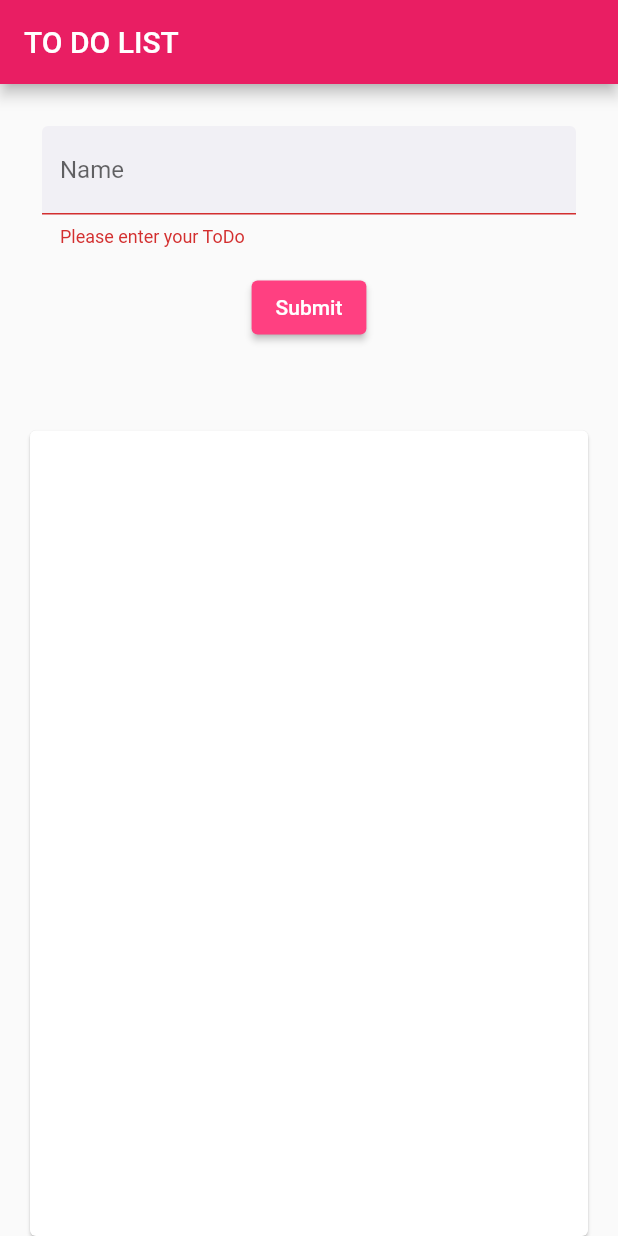
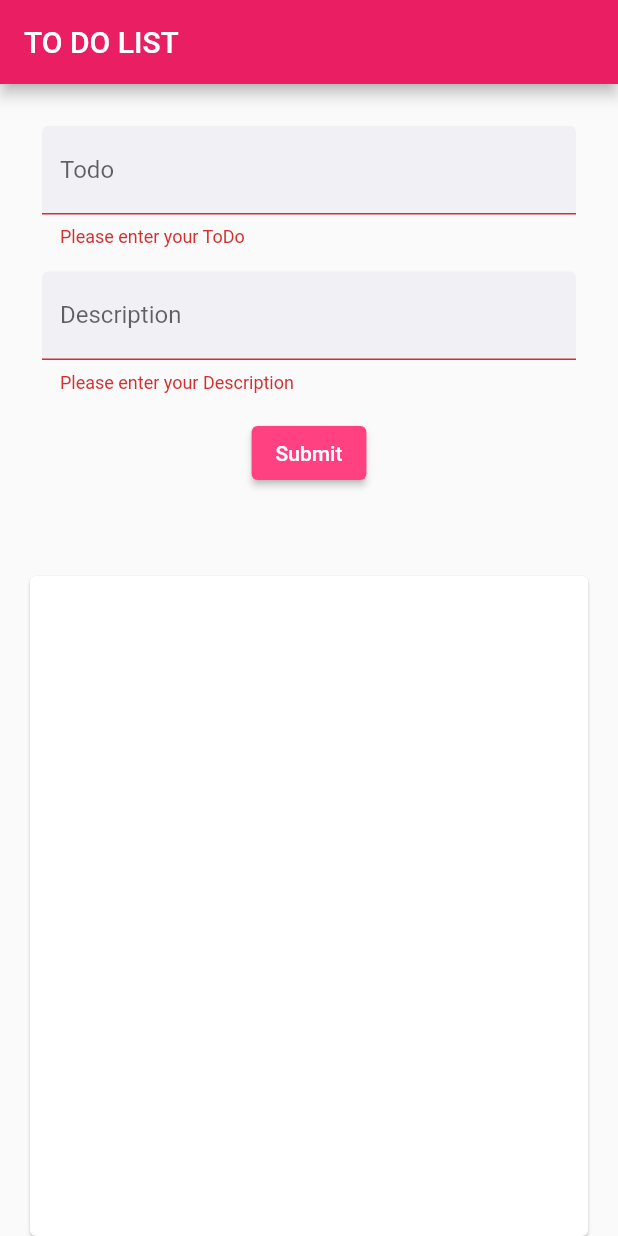
Before and after one commit to tutiwulandari/basic-flutter, a Flutter app: the screen it shows after launch, after a tap on "Submit", on a phone screen of 412 x 824 dp. Run offline on Flutter 3.47's test engine with Material 2 defaults, Android fonts, the phone set to English and light mode, and no system bars.

Commit message:
added view model

```diff
--- a/lib/main.dart
+++ b/lib/main.dart
@@ -1,4 +1,5 @@
 import 'package:flutter/material.dart';
+import 'package:projects/screen/to_do_detail_screen.dart';
 import 'package:projects/screen/to_do_screen.dart';
 
 void main() {
@@ -13,7 +14,11 @@ class MyApp extends StatelessWidget {
       theme: ThemeData(
         primarySwatch: Colors.pink,
       ),
-      home: ToDoScreen(),
+      routes: {
+        '/' : (context) => ToDoScreen(),
+        '/detail' : (contex) => ToDoDetailScreen()
+      }
+      // home: ToDoScreen(),
     );
   }
 }
--- a/lib/model/to_do.dart
+++ b/lib/model/to_do.dart
@@ -4,4 +4,6 @@ class ToDo {
   String description;
 
   ToDo(this.id, this.todo, this.description);
+
+
 }
--- a/lib/screen/to_do_screen.dart
+++ b/lib/screen/to_do_screen.dart
@@ -1,4 +1,5 @@
 import 'package:flutter/material.dart';
+import 'package:projects/model/to_do.dart';
 
 class ToDoScreen extends StatefulWidget {
   ToDoScreen({Key? key}) : super(key: key);
@@ -8,28 +9,29 @@ class ToDoScreen extends StatefulWidget {
 }
 
 class _ToDoScreenState extends State<ToDoScreen> {
-  List todos = [];
+  List<ToDo> todos = <ToDo>[];
   TextEditingController todoName = new TextEditingController();
+  TextEditingController todoDescription = new TextEditingController();
   final GlobalKey<FormState> _formKey = GlobalKey<FormState>();
 
-  Widget _listTodo() {
-    return Padding(
-      padding: const EdgeInsets.all(8.0),
-      child: Column(
-        children: todos.map((e) => new Text(e)).toList(),
-      ),
-    );
-  }
+  // Widget _listTodo() {
+  //   return Padding(
+  //     padding: const EdgeInsets.all(8.0),
+  //     child: Column(
+  //       children: todos.map((e) => new Text(e)).toList(),
+  //     ),
+  //   );
+  // }
 
-  addTodos() {
+  addTodos(ToDo toDo) {
     setState(() {
-      todos.add(todoName.text);
+      todos.add(toDo);
     });
   }
 
-  deleteTodos(String name) {
+  deleteTodos(int id) {
     setState(() {
-      todos.removeWhere((element) => element == name);
+      todos.removeWhere((element) => element.id == id);
     });
   }
 
@@ -47,10 +49,31 @@ class _ToDoScreenState extends State<ToDoScreen> {
                     key: _formKey,
                     child: Column(children: [
                       Padding(
+                          padding: const EdgeInsets.all(8.0),
+                          child: TextFormField(
+                            decoration: InputDecoration(
+                                labelText: 'Todo',
+                                fillColor: Color(0xffF1F0F5),
+                                filled: true,
+                                enabledBorder: OutlineInputBorder(
+                                    borderRadius: BorderRadius.circular(20),
+                                    borderSide: BorderSide()),
+                                focusedBorder: OutlineInputBorder(
+                                    borderRadius: BorderRadius.circular(20),
+                                    borderSide: BorderSide())),
+                            controller: todoName,
+                            validator: (String? value) {
+                              if (value == null || value.isEmpty) {
+                                return 'Please enter your ToDo';
+                              }
+                              return null;
+                            },
+                          )),
+                      Padding(
                         padding: const EdgeInsets.all(8.0),
                         child: TextFormField(
                           decoration: InputDecoration(
-                              labelText: 'Name',
+                              labelText: 'Description',
                               fillColor: Color(0xffF1F0F5),
                               filled: true,
                               enabledBorder: OutlineInputBorder(
@@ -59,25 +82,30 @@ class _ToDoScreenState extends State<ToDoScreen> {
                               focusedBorder: OutlineInputBorder(
                                   borderRadius: BorderRadius.circular(20),
                                   borderSide: BorderSide())),
-                          controller: todoName,
+                          controller: todoDescription,
                           validator: (String? value) {
                             if (value == null || value.isEmpty) {
-                              return 'Please enter your ToDo';
+                              return 'Please enter your Description';
                             }
                             return null;
                           },
                         ),
                       ),
+
                       Padding(
                         padding: const EdgeInsets.all(8.0),
                         child: ElevatedButton(
-                          style: ElevatedButton.styleFrom(primary: Colors.pinkAccent),
+                            style: ElevatedButton.styleFrom(
+                                primary: Colors.pinkAccent),
                             onPressed: () {
                               if (_formKey.currentState!.validate()) {
-                                addTodos();
+                                addTodos(new ToDo(todos.length + 1,
+                                    todoName.text, todoDescription.text));
                               }
                             },
-                            child: Text('Submit',)),
+                            child: Text(
+                              'Submit',
+                            )),
                       )
                     ]),
                   ),
@@ -96,13 +124,18 @@ class _ToDoScreenState extends State<ToDoScreen> {
                                 children: [
                                   ListTile(
                                     leading: Icon(
-                                      Icons.person, color: Colors.pinkAccent,
+                                      Icons.person,
+                                      color: Colors.pinkAccent,
                                       size: 40.0,
                                     ),
-                                    title: Text(todos[index]),
+                                    title: Text(todos[index].todo),
+                                    onTap: () {
+                                      Navigator.pushNamed(context,"/detail");
+                                    },
                                     trailing: IconButton(
                                         onPressed: () =>
-                                            {deleteTodos(todos[index])},
+                                            {deleteTodos(todos[index].id)}
+                                            ,
                                         icon: Icon(Icons.delete, color: Colors.pinkAccent,)),
                                   ),
                                 ],
```
Also changed, not shown: lib/screen/to_do_detail_screen.dart (added, +18 -0 lines).
